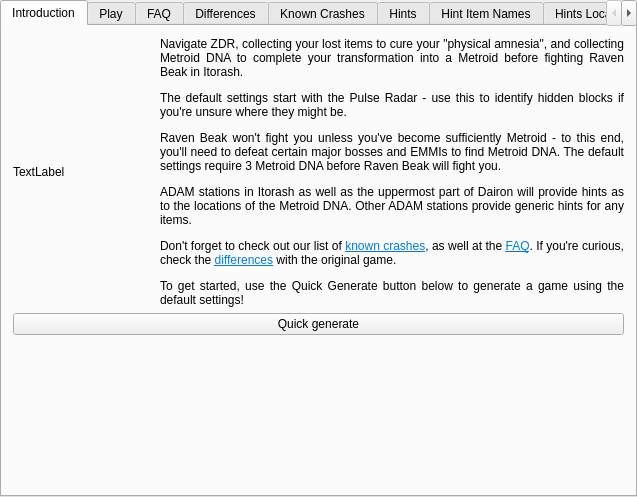
Qt form randovania/games/dread/gui/ui_files/games_tab_dread_widget.ui (randovania/randovania) before a commit.
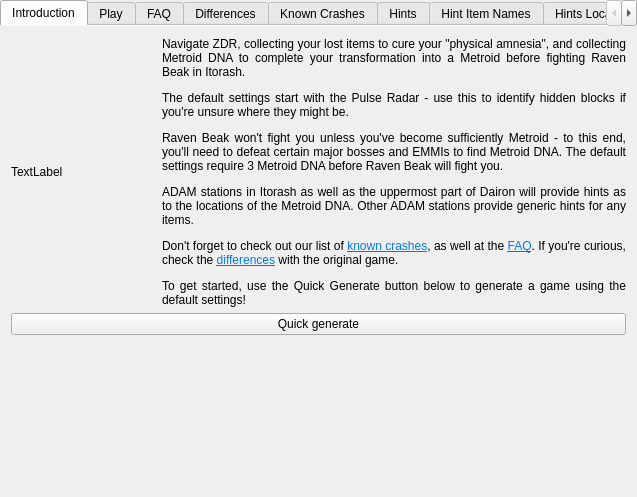
The same form after that commit. Custom widgets are drawn as their Qt base class.

Diff of the .ui file:
```diff
--- a/randovania/games/dread/gui/ui_files/games_tab_dread_widget.ui
+++ b/randovania/games/dread/gui/ui_files/games_tab_dread_widget.ui
@@ -19,6 +19,9 @@
   <property name="currentIndex">
    <number>0</number>
   </property>
+  <property name="documentMode">
+   <bool>true</bool>
+  </property>
   <widget class="QWidget" name="tab_intro">
    <property name="sizePolicy">
     <sizepolicy hsizetype="Preferred" vsizetype="Minimum">
```
